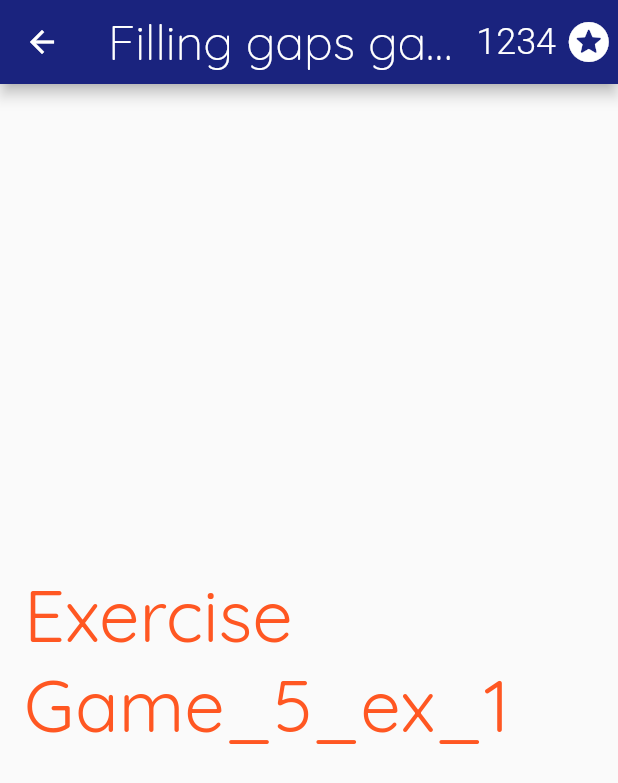
After one commit to DenXman111/EnglishLearningApp, a Flutter app: the screen it shows after launch, after a tap on "Gap filling", on a phone screen of 412 x 824 dp. The commit adds this screen. Shown: the top 783 px of the screen. Run offline on Flutter 3.47's test engine with Material 2 defaults, Android fonts, the phone set to English and light mode, and no system bars; our stand-ins replace google_fonts, hive, hive_flutter; accounts and stored records are empty; generated files the repository leaves out were written again.

Commit message:
Add partially implemented gap filling game

```diff
--- /dev/null
+++ b/lib/db/DBInitialization.dart
@@ -0,0 +1,31 @@
+import 'package:english_learning_app/db/QuestionModel.dart';
+import 'package:english_learning_app/resources/GapFillingGameSetup.dart';
+
+import 'Database.dart';
+import 'ExerciseModel.dart';
+import 'GameModel.dart';
+import 'SetUpData.dart';
+
+
+DBResetData() async {
+    /* Add all games  */
+
+  gamesSetUpData.forEach((element) {
+    DataStorage.db.storeGame(Game.fromMap(element));
+  });
+
+
+  gapFillingSetUpData.forEach((element) {
+    DataStorage.db.storeExercise(Exercise.fromMap(element));
+  });
+
+  specialValsSetUpData.forEach((key, value) {
+    DataStorage.db.special.put(key, value);
+  });
+
+  // Fill Game 5 exercises
+  gapFillingQuestions.forEach((element) {
+    DataStorage.db.storeQuestion(Question.fromMap(element));
+  });
+
+}
--- a/lib/db/Database.dart
+++ b/lib/db/Database.dart
@@ -1,10 +1,10 @@
 import 'package:english_learning_app/db/GameModel.dart';
 import 'package:english_learning_app/db/ExerciseModel.dart';
 import 'package:hive/hive.dart';
+import 'DBInitialization.dart';
 import 'QuestionModel.dart';
 import 'package:hive_flutter/hive_flutter.dart';
 
-import 'SetUpData.dart';
 
 class DataStorage {
 
@@ -19,17 +19,6 @@ class DataStorage {
 
   bool init = false;
 
-  DBResetData() async {
-    gamesSetUpData.forEach((element) {
-      DataStorage.db.newGame(Game.fromMap(element));
-    });
-
-    specialValsSetUpData.forEach((key, value) {
-      special.put(key, value);
-    });
-
-  }
-
   DBInit(bool reset) async {
     await Hive.initFlutter();
     Hive.registerAdapter(QuestionAdapter());
@@ -42,39 +31,41 @@ class DataStorage {
     special = await Hive.openBox('Special');
 
     if (reset) {
+        await questions.deleteAll(questions.keys);
+        await games.deleteAll(games.keys);
+        await special.deleteAll(special.keys);
+        await exercises.deleteAll(exercises.keys);
         DBResetData();
     }
   }
 
-  int newGame(Game game) {
-    game.dbKey = db.games.length;
-    db.games.put(db.games.length, game);
+  void storeGame(Game game) {
+    db.games.put(game.dbKey, game);
     game.save();
-    return db.games.length - 1;
   }
 
-  int newExercise(Exercise exercise)  {
-    exercise.dbKey = db.exercises.length;
-    db.exercises.put(db.exercises.length, exercise);
+  void storeExercise(Exercise exercise)  {
+    db.exercises.put(exercise.dbKey, exercise);
     exercise.save();
+    Game game = db.games.get(exercise.gameKey);
 
-    Game game = db.games.get(exercise.gameKey);
-    game.exerciseKeys.add(db.exercises.length - 1);
+    var secondList = game.exerciseKeys.map((item) => String.fromEnvironment(item)).toList();
+    secondList.add(exercise.dbKey);
+    game.exerciseKeys = secondList;
     game.save();
-
-    return db.exercises.length - 1;
   }
 
-  int newQuestion(Question question) {
-    question.dbKey = db.questions.length;
-    db.questions.put(db.questions.length, question);
+  void storeQuestion(Question question) {
+    db.questions.put(question.dbKey, question);
     question.save();
 
-    Exercise exercise = db.games.get(question.exerciseKey);
-    exercise.questionKeys.add(db.exercises.length - 1);
+    Exercise exercise = db.exercises.get(question.exerciseKey);
+    var secondList = exercise.questions;
+    secondList.add(question);
+
+
+    exercise.questions = secondList;
     exercise.save();
-
-    return db.questions.length - 1;
   }
 
   List<Game> getAllGames() {
@@ -87,9 +78,9 @@ class DataStorage {
     return list.where((f) => f.gameKey == gameId).toList();
   }
 
-  List<Question> getAllQuestions(int exerciseId) {
+  List<Question> getAllQuestions(String exerciseKey) {
     List<Question> list = db.questions.isNotEmpty ? db.questions.values.toList().cast<Question>() : [];
-    return list.where((f) => f.exerciseKey == exerciseId).toList();
+    return list.where((f) => f.exerciseKey == exerciseKey).toList();
   }
 
   bool setPoint(Question question) {
--- a/lib/db/ExerciseModel.dart
+++ b/lib/db/ExerciseModel.dart
@@ -1,3 +1,6 @@
+
+import 'package:english_learning_app/db/QuestionModel.dart';
+import 'package:flutter/material.dart';
 import 'package:hive/hive.dart';
 
 part 'ExerciseModel.g.dart';
@@ -8,24 +11,33 @@ class Exercise extends HiveObject {
   int gameKey;
 
   @HiveField(1)
-  List<int> questionKeys;
+  /* Note: this can't be changed to set, because Hive doesn't like it */
+  List<Question> questions;
 
   @HiveField(2)
-  int dbKey;
+  String dbKey;
+
+  @HiveField(3)
+  String description;
 
   Exercise({
     this.gameKey,
-    this.questionKeys
-  });
+    this.dbKey,
+    this.description,
+  }){
+    this.questions = [];
+  }
+
 
   factory Exercise.fromMap(Map<String, dynamic> json) => new Exercise(
       gameKey: json["game_key"],
-      questionKeys: json["question_keys"]
+      dbKey: json["exercise_id"],
+      description: json["description"],
   );
 
   Map<String, dynamic> toMap() => {
     "game_key": gameKey,
-    "question_keys": questionKeys,
+    "description": description
   };
 
 }
--- a/lib/db/GameModel.dart
+++ b/lib/db/GameModel.dart
@@ -4,33 +4,41 @@ part 'GameModel.g.dart';
 
 @HiveType(typeId: 10)
 class Game extends HiveObject {
+
   @HiveField(0)
+  int dbKey;
+
+  @HiveField(1)
   String title;
 
-  @HiveField(1)
+  @HiveField(2)
   String storageType; // todo: replace with some enum?
 
-  @HiveField(2)
+  @HiveField(3)
   String description;
 
-  @HiveField(3)
-  List<int> exerciseKeys;
-
   @HiveField(4)
-  int dbKey;
+  /* Note: this can't be changed to set, because Hive doesn't like it */
+  List<String> exerciseKeys;
 
   Game({
+    this.dbKey,
     this.title,
     this.storageType,
     this.description,
-    this.exerciseKeys
-  });
+    this.exerciseKeys,
+  }) {
+
+    // if (this.exerciseKeys == null)
+    //   this.exerciseKeys = List<String>();
+  }
 
   factory Game.fromMap(Map<String, dynamic> json) => new Game(
+    dbKey: json["id"],
     title: json["title"],
-    storageType: json["storage_type"],
+    storageType: json["storageType"],
     description: json["description"],
-    exerciseKeys: json["exercise_keys"],
+    exerciseKeys: json["exerciseKeys"].cast<String>(),
   );
 
   Map<String, dynamic> toMap() => {
--- a/lib/db/QuestionModel.dart
+++ b/lib/db/QuestionModel.dart
@@ -4,6 +4,8 @@ part 'QuestionModel.g.dart';
 
 @HiveType(typeId: 3)
 class Question extends HiveObject {
+  int id;
+
   @HiveField(2)
   bool pointObtained;
 
@@ -17,10 +19,14 @@ class Question extends HiveObject {
   String answer;
 
   @HiveField(4)
-  int exerciseKey;
+  String exerciseKey;
 
   @HiveField(5)
-  int dbKey;
+  String dbKey;
+
+
+  @HiveField(6)
+  List<String> allAnswers;
 
 
   Question({
@@ -28,15 +34,21 @@ class Question extends HiveObject {
     this.pointObtainTime,
     this.question,
     this.answer,
-    this.exerciseKey
-  });
-
+    this.exerciseKey,
+    this.allAnswers,
+    this.id
+  }){
+    dbKey = this.exerciseKey + "_" + this.id.toString();
+  }
+  //
   factory Question.fromMap(Map<String, dynamic> json) => new Question (
-    pointObtained: json["point_obtained"],
-    pointObtainTime: json["point_obtain_time"],
+    pointObtained: false,
+    pointObtainTime: null,
     question: json["question"],
     answer: json["answer"],
     exerciseKey: json["exercise_key"],
+    id: json["question_id"],
+    allAnswers: json["all_answers"],
   );
 
   Map<String, dynamic> toMap() => {
@@ -45,6 +57,7 @@ class Question extends HiveObject {
     "question": question,
     "answer": answer,
     "exercise_key": exerciseKey,
+    "all_answers": allAnswers,
   };
 
 }
--- a/lib/db/SetUpData.dart
+++ b/lib/db/SetUpData.dart
@@ -19,7 +19,14 @@ const List<Map<String, dynamic>> gamesSetUpData = [
     "storageType": "API",
     "description": "Game three - grammar",
     "exerciseKeys": []
-  }
+  },
+  {
+    "id": 5,
+    "title": "Gap filling",
+    "storageType": "API",
+    "description": "Game five - grammar",
+    "exerciseKeys": []
+  },
 ];
 
 const Map<String, dynamic> specialValsSetUpData = {
--- /dev/null
+++ b/lib/resources/GapFillingGameSetup.dart
@@ -0,0 +1,110 @@
+const List<Map<String, dynamic>> gapFillingSetUpData = [
+  {
+    "exercise_id": "Game_5_ex_1",
+    "game_key": 5,
+    "description": "Fill gaps with article: a, an, the, - (for no article)"
+  },
+];
+
+
+const List<Map<String, dynamic>> gapFillingQuestions = [
+  {
+    "question": "_ tigers are dangerous animals.",
+    "answer": "-",
+    "exercise_key": "Game_5_ex_1",
+    "question_id": 1,
+  },
+  {
+    "question": "_ children from my class have all got flu!",
+    "answer": "the",
+    "exercise_key": "Game_5_ex_1",
+    "question_id": 2,
+  },
+  {
+    "question": "I spent the last summer in _ London and we visited the Big Ben.",
+    "answer": "-",
+    "exercise_key": "Game_5_ex_1",
+    "question_id": 3,
+  },
+  {
+    "question": "I hope you enjoy _ results of our hard work.",
+    "answer": "the",
+    "exercise_key": "Game_5_ex_1",
+    "question_id": 4,
+  },
+  {
+    "question": "You should go to _ bed. You have to wake up tomorrow in the morning.",
+    "answer": "-",
+    "exercise_key": "Game_5_ex_1",
+    "question_id": 5,
+  },
+  {
+    "question": "_ Vistula is the biggest river in Poland.",
+    "answer": "The",
+    "exercise_key": "Game_5_ex_1",
+    "question_id": 6,
+  },
+  {
+    "question": "_ music always helps me to relax in the evening.",
+    "answer": "-",
+    "exercise_key": "Game_5_ex_1",
+    "question_id": 7,
+  },
+  {
+    "question": "I hated _  music that was played last night at the party.",
+    "answer": "the",
+    "exercise_key": "Game_5_ex_1",
+    "question_id": 8,
+  },
+  {
+    "question": "Let's go to _ grocery. We only have _ few onions left!",
+    "answer": "the",
+    "exercise_key": "Game_5_ex_1",
+    "question_id": 9,
+  },
+  {
+    "question": "_ pollution is a big problem in our city.",
+    "answer": "-",
+    "exercise_key": "Game_5_ex_1",
+    "question_id": 10,
+  },
+  {
+    "question": "I often feel bad because of _  pollution in out city.",
+    "answer": "the",
+    "exercise_key": "Game_5_ex_1",
+    "question_id": 11,
+  },
+  {
+    "question": "_ United States is the fourth biggest country in the world.",
+    "answer": "The",
+    "exercise_key": "Game_5_ex_1",
+    "question_id": 12,
+  },
+  {
+    "question": "Madrid is _ capital of Spain.",
+    "answer": "the",
+    "exercise_key": "Game_5_ex_1",
+    "question_id": 13,
+  },
+  {
+    "question": "I'm _ surgeon. I save people's lives.",
+    "answer": "a",
+    "exercise_key": "Game_5_ex_1",
+    "question_id": 14,
+  },
+  {
+    "question": "I had _ lunch in a restaurant today.",
+    "answer": "-",
+    "exercise_key": "Game_5_ex_1",
+    "question_id": 15,
+  },
+  {
+    "question": "He came here _ hour ago.",
+    "answer": "an",
+    "exercise_key": "Game_5_ex_1",
+    "question_id": 16,
+  },
+];
+
+// https://www.adelaide.edu.au/english-for-uni/articles/exercise-3-articles-gap-fill
+// https://usefulenglish.ru/grammar/articles-exercise-two
--- /dev/null
+++ b/lib/view/GamePageState.dart
@@ -0,0 +1,80 @@
+import 'package:english_learning_app/db/Database.dart';
+import 'package:english_learning_app/db/ExerciseModel.dart';
+import 'package:english_learning_app/viewmodel/ExercisePage.dart';
+import 'package:english_learning_app/viewmodel/GamePage.dart';
+import 'package:flutter/cupertino.dart';
+import 'package:flutter/material.dart';
+import 'package:google_fonts/google_fonts.dart';
+
+import '../viewmodel/TotalPoints.dart';
+
+class GamePageState extends State<GamePage>{
+
+  int gameKey;
+  GamePageState(this.gameKey);
+
+  @override
+  Widget build(BuildContext context) {
+    List<Exercise> exercises = DataStorage.db.getAllExercises(this.gameKey);
+    TotalPoints totalPoints = new TotalPoints();
+    List<TextButton> buttonsList = new List<TextButton>();
+
+
+    List<Widget> _buildButtonsWithNames() {
+      for (int i = 0; i < exercises.length; i++) {
+        buttonsList
+            .add(new TextButton(
+                    child: Text(
+                      "Exercise " + exercises[i].dbKey.toString(),
+                      style: GoogleFonts.quicksand(
+                        fontSize: 48,
+                        fontWeight: FontWeight.w400,
+                      ),
+
+                    ),
+                    style: TextButton.styleFrom(
+                      primary: Colors.deepOrange,
+                      padding: EdgeInsets.all(16.0),
+                    ),
+                    onPressed: (){
+                      Navigator.push(
+                        context,
+                        MaterialPageRoute(
+                          builder: (context) => ExercisePage( exercises[i].dbKey),
+                        ),
+                        //    argumne
+                      );
+                    },
+        ),);
+      }
+      return buttonsList;
+    }
+
+    return Scaffold(
+      appBar: AppBar(
+        title: Text(
+          'Filling gaps game',
+          style: GoogleFonts.quicksand(
+            fontSize: 32,
+            fontWeight: FontWeight.w300,
+          ),
+        ),
+        actions: <Widget>[
+          Row(
+            children: <Widget> [
+              Text(totalPoints.formatter.format(totalPoints.get()), style: TextStyle(color: Colors.white, fontSize: 24, fontWeight: FontWeight.w300)),
+              Icon(Icons.stars_rounded, size: 32),
+              Text(' '),
+            ],
+          ),
+        ],
+      ),
+      body: Center(
+        child: Column(
+          mainAxisAlignment: MainAxisAlignment.center,
+          children: _buildButtonsWithNames()
+        ),
+      ),
+    );
+  }
+}
--- a/lib/view/MenuPageState.dart
+++ b/lib/view/MenuPageState.dart
@@ -2,6 +2,7 @@ import 'package:english_learning_app/db/Database.dart';
 import 'package:english_learning_app/db/GameModel.dart';
 import 'package:english_learning_app/viewmodel/PastParticipleGameWidget.dart';
 import 'package:english_learning_app/viewmodel/MenuPage.dart';
+import 'package:english_learning_app/viewmodel/GamePage.dart';
 import 'package:flutter/cupertino.dart';
 import 'package:flutter/material.dart';
 import 'package:google_fonts/google_fonts.dart';
@@ -12,6 +13,7 @@ class MenuPageState extends State<MenuPage>{
   @override
   Widget build(BuildContext context) {
     List<Game> data = DataStorage.db.getAllGames();
+
     TotalPoints totalPoints = new TotalPoints();
 
     return Scaffold(
@@ -83,6 +85,31 @@ class MenuPageState extends State<MenuPage>{
             SizedBox(height: 25),
             TextButton(
               child: Text(
+                data[3].title,
+                style: GoogleFonts.quicksand(
+                  fontSize: 48,
+                  fontWeight: FontWeight.w400,
+                ),
+
+              ),
+              style: TextButton.styleFrom(
+                primary: Colors.deepOrange,
+                padding: EdgeInsets.all(16.0),
+                //backgroundColor: Colors.grey,
+                //onSurface: Colors.white,
+              ),
+              onPressed: (){
+                Navigator.push(
+                  context,
+                  MaterialPageRoute(
+                    builder: (context) => GamePage(data[3].dbKey),
+                  ),
+                );
+              },
+            ),
+            SizedBox(height: 25),
+            TextButton(
+              child: Text(
                 'Settings',
                 style: GoogleFonts.quicksand(
                   fontSize: 48,
--- /dev/null
+++ b/lib/viewmodel/GamePage.dart
@@ -0,0 +1,16 @@
+import 'package:flutter/cupertino.dart';
+import 'package:flutter/material.dart';
+
+import '../view/GamePageState.dart';
+
+class GamePage extends StatefulWidget {
+  static String routeName = "/";
+
+  int gameKey;
+  GamePage(this.gameKey);
+
+  @override
+  State<StatefulWidget> createState() {
+    return GamePageState(this.gameKey);
+  }
+}
```
Also changed, not shown: lib/resources/articleGapFilling.dart.txt (added, +34 -0 lines), lib/view/GapFillingExerciseState.dart (added, +93 -0 lines), lib/viewmodel/ExercisePage.dart (added, +15 -0 lines), lib/db/ExerciseModel.g.dart, lib/db/GameModel.g.dart, lib/db/QuestionModel.g.dart.
